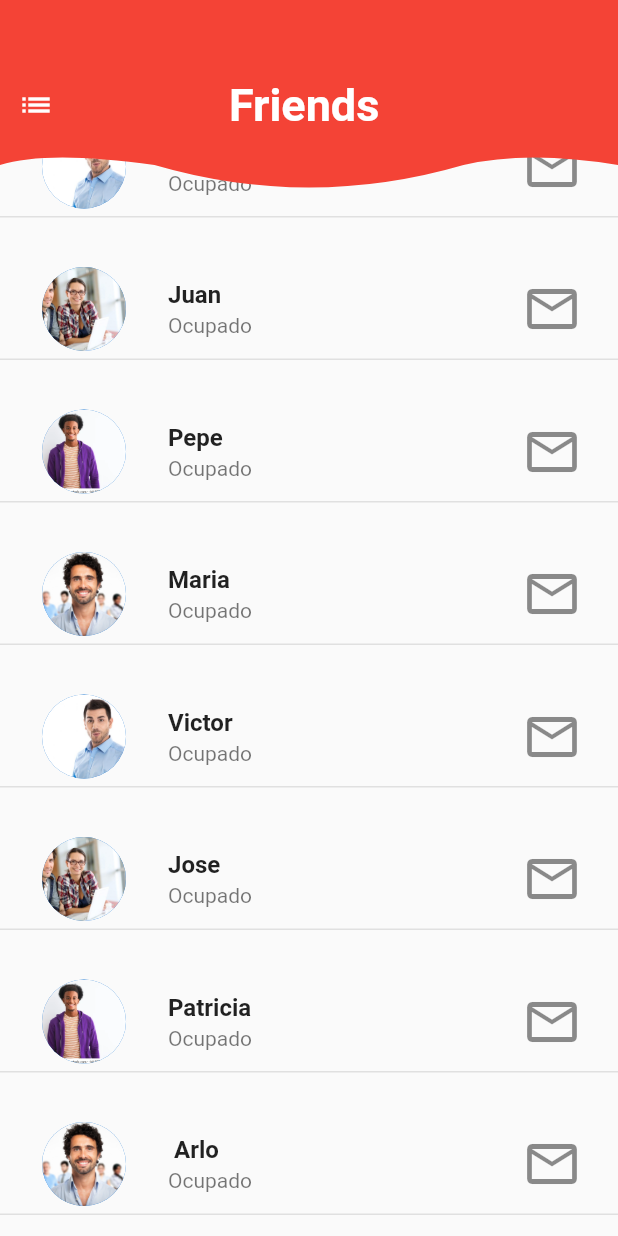
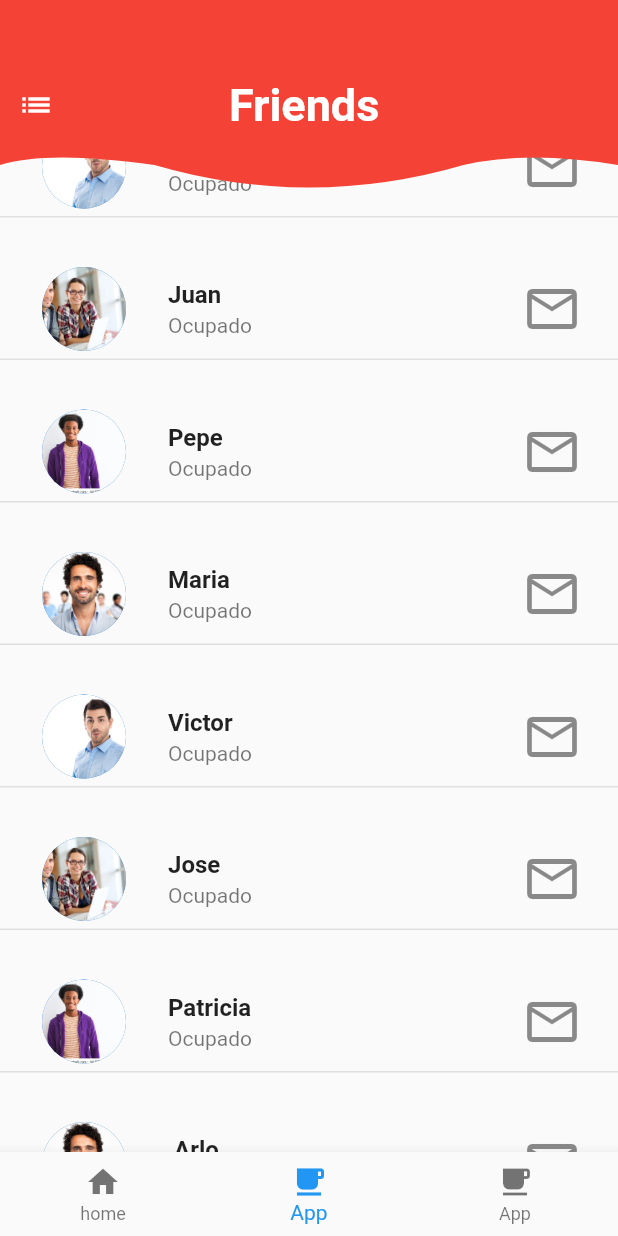
Before and after one commit to Cruiz102/Platzi_trip_Cesar, a Flutter app: the screen it shows after launch, on a phone screen of 412 x 824 dp. Run offline on Flutter 3.47's test engine with Material 2 defaults, Android fonts, the phone set to English and light mode, and no system bars.

Commit message:
Just add another tap for the BottonNavigation

```diff
--- a/lib/friend_page.dart
+++ b/lib/friend_page.dart
@@ -32,7 +32,6 @@ class FriendsPage extends StatelessWidget {
       if (photoIterator > 3) {
         photoIterator = 0;
       }
-      ;
     }
 
     return list;
@@ -40,8 +39,7 @@ class FriendsPage extends StatelessWidget {
 
   @override
   Widget build(BuildContext context) {
-    return Scaffold(
-        body: Stack(children: [
+    return Stack(children: [
       Container(
           margin: EdgeInsets.only(
             top: 60,
@@ -50,6 +48,6 @@ class FriendsPage extends StatelessWidget {
             children: putTilesOnPage(),
           )),
       CurveTopBar()
-    ]));
+    ]);
   }
 }
--- a/lib/main.dart
+++ b/lib/main.dart
@@ -17,30 +17,62 @@ class MyApp extends StatelessWidget {
         theme: ThemeData(
           primarySwatch: Colors.blue,
         ),
-        home: FriendsPage());
+        home: MyHomePage());
   }
 }
 
-class MyHomePage extends StatelessWidget {
+class MyHomePage extends StatefulWidget {
+  @override
+  _MyHomePageState createState() => _MyHomePageState();
+}
+
+class _MyHomePageState extends State<MyHomePage> {
   final acon =
       BottomNavigationBarItem(icon: Icon(Icons.free_breakfast), label: "App");
   final icon = BottomNavigationBarItem(
-    icon: IconButton(
-      icon: Icon(Icons.settings),
-      onPressed: () => {},
-    ),
-    label: "settings",
+    icon: Icon(Icons.home),
+    label: "home",
   );
-  final dummy =
-      "La historia de Puerto Rico comenzó con el asentamiento del pueblo indígena ortoiroide en el archipiélago de Puerto Rico entre los años 3000 y 2000 a. C. ... En el momento de la llegada de Cristóbal Colón al Nuevo Mundo en 1492, la cultura indígena dominante era la de los taínos";
+  int index = 1;
+  void currentTap(int a) {
+    setState(() {
+      index = a;
+    });
+  }
+
+  List<Widget> list = [
+    PlatziTrip(),
+    FriendsPage(),
+    Container(
+      color: Colors.amber,
+    )
+  ];
 //////////
   @override
   Widget build(BuildContext context) {
     var scaffold = Scaffold(
       bottomNavigationBar: BottomNavigationBar(
         items: [icon, acon, acon],
+        currentIndex: index,
+        onTap: currentTap,
       ),
-      body: Stack(children: [
+      body: list[index],
+    );
+    return scaffold;
+  }
+}
+
+class PlatziTrip extends StatefulWidget {
+  @override
+  _PlatziTripState createState() => _PlatziTripState();
+}
+
+class _PlatziTripState extends State<PlatziTrip> {
+  final dummy =
+      "La historia de Puerto Rico comenzó con el asentamiento del pueblo indígena ortoiroide en el archipiélago de Puerto Rico entre los años 3000 y 2000 a. C. ... En el momento de la llegada de Cristóbal Colón al Nuevo Mundo en 1492, la cultura indígena dominante era la de los taínos";
+  @override
+  Widget build(BuildContext context) {
+    return Stack(children: [
       ListView(children: [
         PlaceName(
           name: "Puerto Rico",
@@ -50,8 +82,6 @@ class MyHomePage extends StatelessWidget {
         ReviewList(),
       ]),
       TopBar(),
-      ]),
-    );
-    return scaffold;
+    ]);
   }
 }
```
Lines whose indentation alone changed are shown as unchanged.
